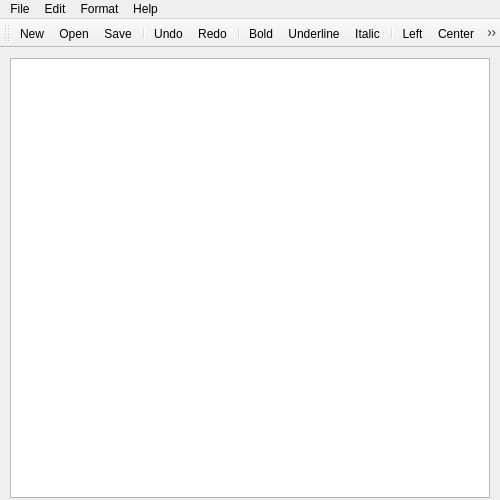
Above: notepad.ui from OlesSt/qt_Simple_Notes_app before the change. Below: the same form after it.
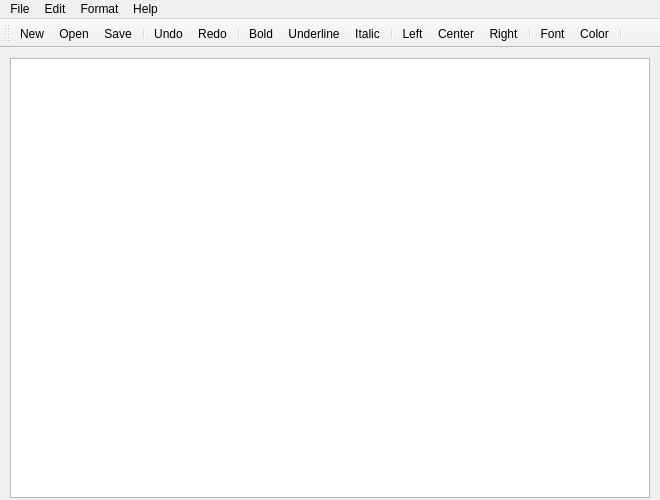
That is the form after the change. Icons and pictures are not drawn.

Commit message: Add icons and shortcuts

Diff of the .ui file:
```diff
--- a/notepad.ui
+++ b/notepad.ui
@@ -9,7 +9,7 @@
    <rect>
     <x>0</x>
     <y>0</y>
-    <width>500</width>
+    <width>660</width>
     <height>500</height>
    </rect>
   </property>
@@ -22,7 +22,7 @@
      <rect>
       <x>10</x>
       <y>10</y>
-      <width>480</width>
+      <width>640</width>
       <height>440</height>
      </rect>
     </property>
@@ -33,7 +33,7 @@
     <rect>
      <x>0</x>
      <y>0</y>
-     <width>500</width>
+     <width>660</width>
      <height>24</height>
     </rect>
    </property>
```
Left out of the diff: 120 changed lines with no effect on the pictures. The commit also changes 1 other file.
